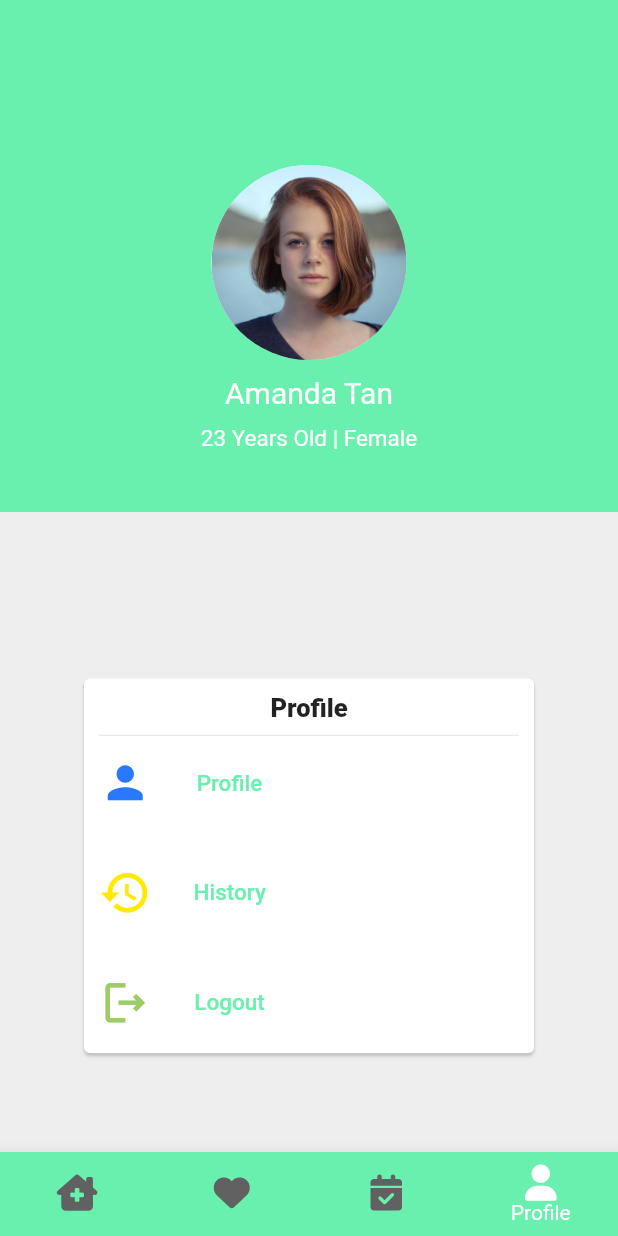
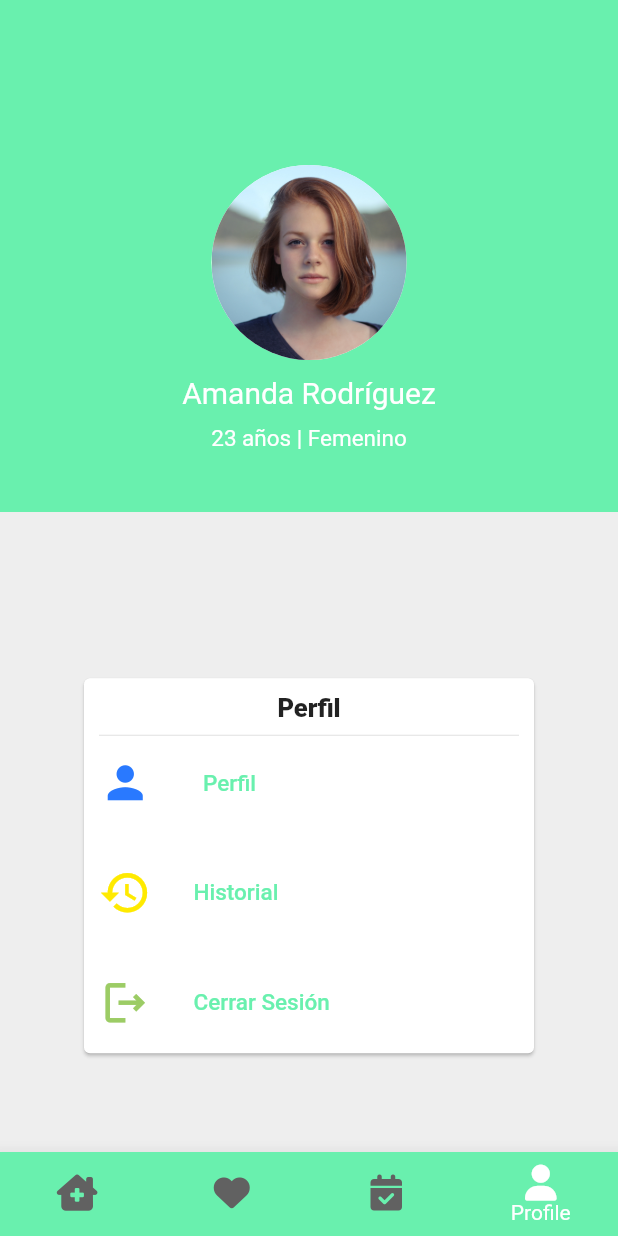
Before and after one commit to DanielBrMz/PocketDoctor, a Flutter app: the MainLayout screen opened by its route, swiped to page 4, on a phone screen of 412 x 824 dp. Run offline on Flutter 3.47's test engine with Material 2 defaults, Android fonts, the phone set to English and light mode, and no system bars; our stand-ins replace dio, font_awesome_flutter, lottie, rating_dialog, shared_preferences, table_calendar; accounts and stored records are empty; network calls fail.

Commit message:
text changed

```diff
--- a/Frontend/lib/components/doctor_card.dart
+++ b/Frontend/lib/components/doctor_card.dart
@@ -69,7 +69,7 @@ class DoctorCard extends StatelessWidget {
                           Spacer(
                             flex: 1,
                           ),
-                          Text('Reviews'),
+                          Text('Reseñas'),
                           Spacer(
                             flex: 1,
                           ),
--- a/Frontend/lib/components/login_form.dart
+++ b/Frontend/lib/components/login_form.dart
@@ -74,7 +74,7 @@ class _LoginFormState extends State<LoginForm> {
             builder: (context, auth, child) {
               return Button(
                 width: double.infinity,
-                title: 'Sign In',
+                title: 'Ingresar',
                 onPressed: () async {
                   //login here
                   final token = await DioProvider()
--- a/Frontend/lib/components/sign_up_form.dart
+++ b/Frontend/lib/components/sign_up_form.dart
@@ -85,7 +85,7 @@ class _SignUpFormState extends State<SignUpForm> {
             builder: (context, auth, child) {
               return Button(
                 width: double.infinity,
-                title: 'Sign Up',
+                title: 'Registrarse',
                 onPressed: () async {
                   final userRegistration = await DioProvider().registerUser(
                       _nameController.text,
@@ -103,7 +103,7 @@ class _SignUpFormState extends State<SignUpForm> {
                       MyApp.navigatorKey.currentState!.pushNamed('main');
                     }
                   } else {
-                    print('register not successful');
+                    print('registro fallido');
                   }
                 },
                 disable: false,
--- a/Frontend/lib/screens/appointment_page.dart
+++ b/Frontend/lib/screens/appointment_page.dart
@@ -61,7 +61,7 @@ class _AppointmentPageState extends State<AppointmentPage> {
           crossAxisAlignment: CrossAxisAlignment.stretch,
           children: <Widget>[
             const Text(
-              'Appointment Schedule',
+              'Agendar una cita',
               textAlign: TextAlign.center,
               style: TextStyle(
                 fontSize: 18,
@@ -206,7 +206,7 @@ class _AppointmentPageState extends State<AppointmentPage> {
                                 child: OutlinedButton(
                                   onPressed: () {},
                                   child: const Text(
-                                    'Cancel',
+                                    'Cancelar',
                                     style:
                                         TextStyle(color: Config.primaryColor),
                                   ),
@@ -222,7 +222,7 @@ class _AppointmentPageState extends State<AppointmentPage> {
                                   ),
                                   onPressed: () {},
                                   child: const Text(
-                                    'Reschedule',
+                                    'Reagendar',
                                     style: TextStyle(color: Colors.white),
                                   ),
                                 ),
--- a/Frontend/lib/screens/booking_page.dart
+++ b/Frontend/lib/screens/booking_page.dart
@@ -57,7 +57,7 @@ class _BookingPageState extends State<BookingPage> {
                   padding: EdgeInsets.symmetric(horizontal: 10, vertical: 25),
                   child: Center(
                     child: Text(
-                      'Select Consultation Time',
+                      'Selecciona la hora de consulta',
                       style: TextStyle(
                         fontWeight: FontWeight.bold,
                         fontSize: 20,
@@ -75,7 +75,7 @@ class _BookingPageState extends State<BookingPage> {
                         horizontal: 10, vertical: 30),
                     alignment: Alignment.center,
                     child: const Text(
-                      'Weekend is not available, please select another date',
+                      'Por favor, selecciona otra fecha',
                       style: TextStyle(
                         fontSize: 18,
                         fontWeight: FontWeight.bold,
--- a/Frontend/lib/screens/doctor_details.dart
+++ b/Frontend/lib/screens/doctor_details.dart
@@ -139,7 +139,7 @@ class AboutDoctor extends StatelessWidget {
           SizedBox(
             width: Config.widthSize * 0.75,
             child: const Text(
-              'MBBS (International Medical University, Malaysia), MRCP (Royal College of Physicians, United Kingdom)',
+              'Universidad de Sonora',
               style: TextStyle(
                 color: Colors.grey,
                 fontSize: 15,
@@ -152,7 +152,7 @@ class AboutDoctor extends StatelessWidget {
           SizedBox(
             width: Config.widthSize * 0.75,
             child: const Text(
-              'Sarawak General Hospital',
+              'Hospital San José',
               style: TextStyle(
                 color: Colors.black,
                 fontWeight: FontWeight.bold,
@@ -192,7 +192,7 @@ class DetailBody extends StatelessWidget {
           ),
           Config.spaceSmall,
           Text(
-            'Dr. ${doctor['doctor_name']} is an experience ${doctor['category']} Specialist at Sarawak, graduated since 2008, and completed his/her training at Sungai Buloh General Hospital.',
+            'Dr. ${doctor['doctor_name']} es un especialista experimentado en ${doctor['category']}, graduado desde 2008, y con practicas completadas en el Hospital General de Hermosillo.',
             style: const TextStyle(
               fontWeight: FontWeight.w500,
               height: 1.5,
--- a/Frontend/lib/screens/fav_page.dart
+++ b/Frontend/lib/screens/fav_page.dart
@@ -20,7 +20,7 @@ class _FavPageState extends State<FavPage> {
         child: Column(
           children: [
             const Text(
-              'My Favorite Doctors',
+              'Mis doctores favoritos',
               textAlign: TextAlign.center,
               style: TextStyle(
                 fontSize: 18,
--- a/Frontend/lib/screens/profile_page.dart
+++ b/Frontend/lib/screens/profile_page.dart
@@ -36,7 +36,7 @@ class _ProfilePageState extends State<ProfilePage> {
                   height: 10,
                 ),
                 Text(
-                  'Amanda Tan',
+                  'Amanda Rodríguez',
                   style: TextStyle(
                     color: Colors.white,
                     fontSize: 20,
@@ -46,7 +46,7 @@ class _ProfilePageState extends State<ProfilePage> {
                   height: 10,
                 ),
                 Text(
-                  '23 Years Old | Female',
+                  '23 años | Femenino',
                   style: TextStyle(
                     color: Colors.white,
                     fontSize: 15,
@@ -71,7 +71,7 @@ class _ProfilePageState extends State<ProfilePage> {
                     child: Column(
                       children: [
                         const Text(
-                          'Profile',
+                          'Perfil',
                           style: TextStyle(
                             fontSize: 17,
                             fontWeight: FontWeight.w800,
@@ -94,7 +94,7 @@ class _ProfilePageState extends State<ProfilePage> {
                             TextButton(
                               onPressed: () {},
                               child: const Text(
-                                "Profile",
+                                "Perfil",
                                 style: TextStyle(
                                   color: Config.primaryColor,
                                   fontSize: 15,
@@ -118,7 +118,7 @@ class _ProfilePageState extends State<ProfilePage> {
                             TextButton(
                               onPressed: () {},
                               child: const Text(
-                                "History",
+                                "Historial",
                                 style: TextStyle(
                                   color: Config.primaryColor,
                                   fontSize: 15,
@@ -163,7 +163,7 @@ class _ProfilePageState extends State<ProfilePage> {
                                 }
                               },
                               child: const Text(
-                                "Logout",
+                                "Cerrar Sesión",
                                 style: TextStyle(
                                   color: Config.primaryColor,
                                   fontSize: 15,
--- a/Frontend/lib/screens/success_booked.dart
+++ b/Frontend/lib/screens/success_booked.dart
@@ -20,7 +20,7 @@ class AppointmentBooked extends StatelessWidget {
               width: double.infinity,
               alignment: Alignment.center,
               child: const Text(
-                'Successfully Booked',
+                'Agendado Exitosamente',
                 style: TextStyle(
                   fontSize: 20,
                   fontWeight: FontWeight.bold,
```
Also changed, not shown: Frontend/lib/components/appointment_card.dart (+4 -4 lines), Frontend/lib/screens/home_page.dart (+8 -8 lines), Frontend/lib/utils/text.dart (+7 -7 lines), 2 other files.
